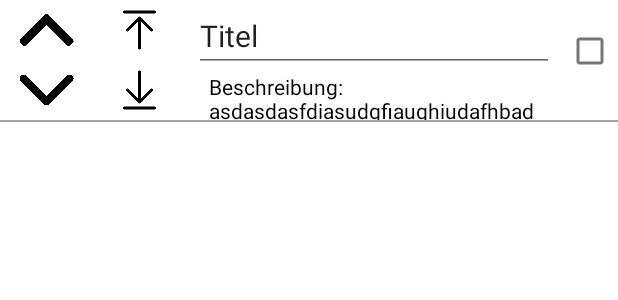
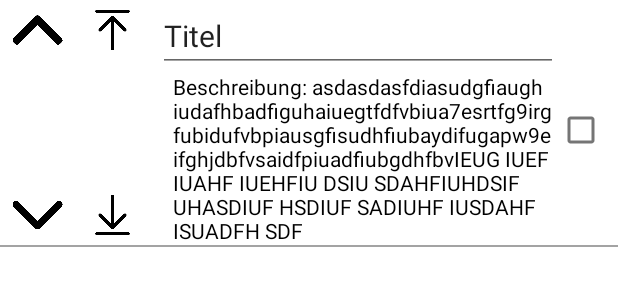
Before and after one commit to gladion136/OpenSyncedLists, an Android app: the layout element_list_invert.xml on its own in the app's theme, with its tools: preview values and no code run, on a phone screen of 412 x 824 dp. Shown: the top 300 px of the screen. Run offline under Robolectric (Android 15) with nearby library versions, the phone set to English and light mode, and no system bars.

Commit message:
Refactor element view * add tablet support * auto increase description * some fixes * new version 1.0.4

```diff
--- a/Android_Client/OpenSyncedLists/app/build.gradle
+++ b/Android_Client/OpenSyncedLists/app/build.gradle
@@ -10,8 +10,8 @@ android {
         applicationId "eu.schmidt.systems.opensyncedlists"
         minSdkVersion 19
         targetSdkVersion 30
-        versionCode 4
-        versionName "1.0.3"
+        versionCode 5
+        versionName "1.0.4"
 
         testInstrumentationRunner "androidx.test.runner.AndroidJUnitRunner"
     }
--- a/Android_Client/OpenSyncedLists/app/src/main/res/layout/element_list_invert.xml
+++ b/Android_Client/OpenSyncedLists/app/src/main/res/layout/element_list_invert.xml
@@ -7,88 +7,100 @@
 
     <LinearLayout
         android:layout_width="match_parent"
-        android:layout_height="match_parent"
+        android:layout_height="wrap_content"
         android:background="?android:attr/colorBackground"
         android:orientation="vertical">
 
         <LinearLayout
             android:layout_width="match_parent"
             android:layout_height="wrap_content"
+            android:minHeight="80dp"
             android:orientation="horizontal"
-            android:weightSum="10"
             app:layout_constraintEnd_toEndOf="parent"
             app:layout_constraintStart_toStartOf="parent"
             app:layout_constraintTop_toTopOf="parent">
 
             <LinearLayout
-                android:layout_width="match_parent"
-                android:layout_height="wrap_content"
-                android:layout_weight="7"
+                android:layout_width="100dp"
+                android:layout_height="match_parent"
                 android:orientation="horizontal"
                 android:weightSum="4">
 
-                <LinearLayout
+                <androidx.constraintlayout.widget.ConstraintLayout
+                    android:id="@+id/linearLayout2"
                     android:layout_width="match_parent"
-                    android:layout_height="wrap_content"
+                    android:layout_height="match_parent"
                     android:layout_weight="2"
                     android:orientation="vertical">
 
                     <ImageView
                         android:id="@+id/btnJumpUp"
-                        android:layout_width="match_parent"
+                        android:layout_width="wrap_content"
                         android:layout_height="40dp"
-                        android:layout_weight="3"
-                        android:padding="2dp"
+                        android:padding="3dp"
+                        app:layout_constraintEnd_toEndOf="parent"
+                        app:layout_constraintStart_toStartOf="parent"
+                        app:layout_constraintTop_toTopOf="parent"
                         app:srcCompat="@drawable/up_arrow" />
 
                     <ImageView
                         android:id="@+id/btnJumpDown"
-                        android:layout_width="match_parent"
+                        android:layout_width="wrap_content"
                         android:layout_height="40dp"
-                        android:layout_marginTop="0dp"
-                        android:layout_weight="3"
-                        android:padding="2dp"
-                        android:src="@drawable/down_arrow" />
-                </LinearLayout>
+                        android:padding="3dp"
+                        android:src="@drawable/down_arrow"
+                        app:layout_constraintBottom_toBottomOf="parent"
+                        app:layout_constraintEnd_toEndOf="parent"
+                        app:layout_constraintStart_toStartOf="parent" />
+                </androidx.constraintlayout.widget.ConstraintLayout>
 
-                <LinearLayout
+                <androidx.constraintlayout.widget.ConstraintLayout
+                    android:id="@+id/linearLayout3"
                     android:layout_width="match_parent"
-                    android:layout_height="wrap_content"
+                    android:layout_height="match_parent"
                     android:layout_weight="2"
                     android:orientation="vertical">
 
                     <ImageView
                         android:id="@+id/btnJumpTop"
-                        android:layout_width="match_parent"
+                        android:layout_width="wrap_content"
                         android:layout_height="40dp"
-                        android:layout_weight="3"
-                        android:padding="4dp"
-                        android:src="@drawable/top_arrow" />
+                        android:padding="3dp"
+                        android:src="@drawable/top_arrow"
+                        app:layout_constraintEnd_toEndOf="parent"
+                        app:layout_constraintStart_toStartOf="parent"
+                        app:layout_constraintTop_toTopOf="parent" />
 
                     <ImageView
                         android:id="@+id/btnJumpBottom"
-                        android:layout_width="match_parent"
+                        android:layout_width="wrap_content"
                         android:layout_height="40dp"
-                        android:layout_weight="3"
-                        android:padding="4dp"
-                        android:src="@drawable/bottom_arrow" />
-                </LinearLayout>
+                        android:padding="3dp"
+                        android:src="@drawable/bottom_arrow"
+                        app:layout_constraintBottom_toBottomOf="parent"
+                        app:layout_constraintEnd_toEndOf="parent"
+                        app:layout_constraintStart_toStartOf="parent" />
+                </androidx.constraintlayout.widget.ConstraintLayout>
             </LinearLayout>
 
-            <LinearLayout
+            <androidx.constraintlayout.widget.ConstraintLayout
                 android:id="@+id/hLayoutMain"
                 android:layout_width="match_parent"
-                android:layout_height="match_parent"
-                android:layout_weight="3"
-                android:orientation="horizontal">
+                android:layout_height="wrap_content"
+                android:layout_marginRight="10dp"
+                android:layout_weight="3">
 
                 <LinearLayout
-                    android:layout_width="match_parent"
+                    android:id="@+id/linearLayout4"
+                    android:layout_width="0dp"
                     android:layout_height="wrap_content"
-                    android:layout_weight="4"
                     android:focusable="true"
                     android:focusableInTouchMode="true"
-                    android:orientation="vertical">
+                    android:orientation="vertical"
+                    app:layout_constraintBottom_toBottomOf="parent"
+                    app:layout_constraintEnd_toStartOf="@+id/checkBox"
+                    app:layout_constraintStart_toStartOf="parent"
+                    app:layout_constraintTop_toTopOf="parent">
 
                     <EditText
                         android:id="@+id/eTTitle"
@@ -108,20 +120,20 @@
                         android:text="Beschreibung: asdasdasfdiasudgfiaughiudafhbadfiguhaiuegtfdfvbiua7esrtfg9irgfubidufvbpiausgfisudhfiubaydifugapw9eifghjdbfvsaidfpiuadfiubgdhfbvIEUG IUEF IUAHF IUEHFIU DSIU SDAHFIUHDSIF UHASDIUF HSDIUF SADIUHF IUSDAHF ISUADFH SDF" />
                 </LinearLayout>
 
-
                 <CheckBox
                     android:id="@+id/checkBox"
-                    android:layout_width="wrap_content"
+                    android:layout_width="30dp"
                     android:layout_height="wrap_content"
-                    android:layout_marginStart="5dp"
                     android:layout_marginTop="10dp"
-                    android:layout_marginRight="10dp"
-                    android:layout_weight="1"
                     android:focusable="false"
                     android:focusableInTouchMode="false"
                     android:minWidth="48dp"
+                    app:layout_constraintBottom_toBottomOf="parent"
+                    app:layout_constraintEnd_toEndOf="parent"
+                    app:layout_constraintTop_toTopOf="@+id/linearLayout4"
                     tools:ignore="TouchTargetSizeCheck" />
-            </LinearLayout>
+
+            </androidx.constraintlayout.widget.ConstraintLayout>
 
         </LinearLayout>
 
--- a/Android_Client/OpenSyncedLists/app/src/main/res/values/strings.xml
+++ b/Android_Client/OpenSyncedLists/app/src/main/res/values/strings.xml
@@ -49,8 +49,8 @@
     <string name="list_pref_sync_off">Disabled</string>
     <string name="list_pref_checked_list_title">List for checked elements</string>
     <string name="list_pref_checked_list_summary">Extra list for checked elements on buttom.</string>
-    <string name="list_pref_invert_element_title">Checkbox right</string>
-    <string name="list_pref_invert_element_summary">Display the checkbox right</string>
+    <string name="list_pref_invert_element_title">Buttons left</string>
+    <string name="list_pref_invert_element_summary">Display the buttons left and the checkbox right</string>
     <string name="list_pref_delete_btn_title">Delete list</string>
     <string name="list_pref_delete_btn_summary">Warning! The list got only deleted local!</string>
     <string name="list_pref_delete_online_btn_title">Delete list online and local</string>
```
Also changed, not shown: Android_Client/OpenSyncedLists/app/src/main/res/layout/element_list.xml (+51 -39 lines), 2 other files.
